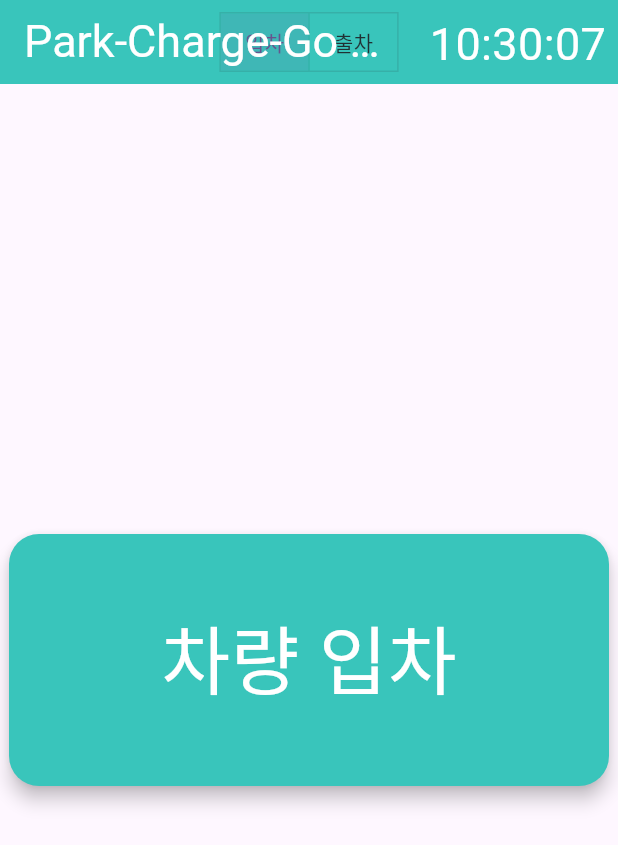
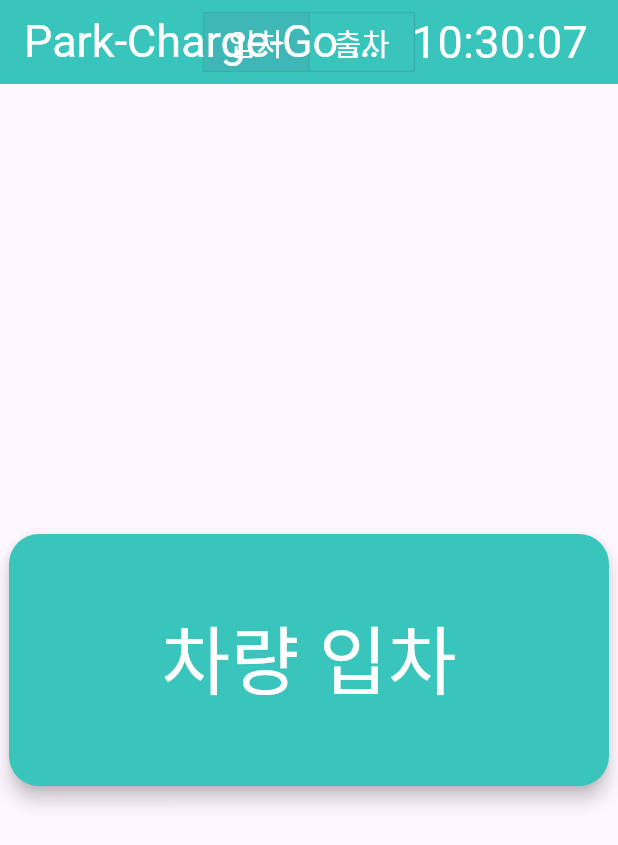
Before and after one commit to SPACE-AXE/pcg-pos-front, a Flutter app: the screen it shows after launch, on a phone screen of 412 x 824 dp. Shown: the top 845 px of the screen. Run offline on Flutter 3.47's test engine with Material 3 defaults, Android fonts, the phone set to English and light mode, and no system bars; missing offline and left inert: dart:ffi.

Commit message:
디자인 개선

```diff
--- a/lib/main.dart
+++ b/lib/main.dart
@@ -1,3 +1,5 @@
+// ignore_for_file: unused_import
+
 import 'dart:async';
 import 'dart:ffi';
 
--- a/lib/screens/mainpage/main_page.dart
+++ b/lib/screens/mainpage/main_page.dart
@@ -12,17 +12,7 @@ class MyHomePage extends StatefulWidget {
 }
 
 class _MyHomePageState extends State<MyHomePage> {
-  int _currentIndex = 0;
-  late List<Widget> _pages;
   bool _isEntry = true;
-
-  @override
-  void initState() {
-    super.initState();
-    _pages = [
-      // 여기에 페이지 목록을 추가하세요.
-    ];
-  }
 
   void _toggleEntryExit() {
     setState(() {
--- a/lib/widget/MyElevatedBtn.dart
+++ b/lib/widget/MyElevatedBtn.dart
@@ -1,3 +1,5 @@
+// ignore_for_file: file_names
+
 import 'package:flutter/material.dart';
 
 class MyElevatedBtn extends StatelessWidget {
--- a/lib/widget/app_bar.dart
+++ b/lib/widget/app_bar.dart
@@ -24,7 +24,7 @@ class MyAppBar extends StatelessWidget implements PreferredSizeWidget {
         Builder(
           builder: (context) {
             return const Padding(
-              padding: EdgeInsets.all(8.0),
+              padding: EdgeInsets.only(right: 20.0),
               child: CurrentTime(),
             );
           },
@@ -42,11 +42,13 @@ class MyAppBar extends StatelessWidget implements PreferredSizeWidget {
             children: const [
               Padding(
                 padding: EdgeInsets.symmetric(horizontal: 16.0),
-                child: Text('입차'),
+                child: Text('입차',
+                    style: TextStyle(color: Colors.white, fontSize: 20)),
               ),
               Padding(
                 padding: EdgeInsets.symmetric(horizontal: 16.0),
-                child: Text('출차'),
+                child: Text('출차',
+                    style: TextStyle(color: Colors.white, fontSize: 20)),
               ),
             ],
           ),
```
